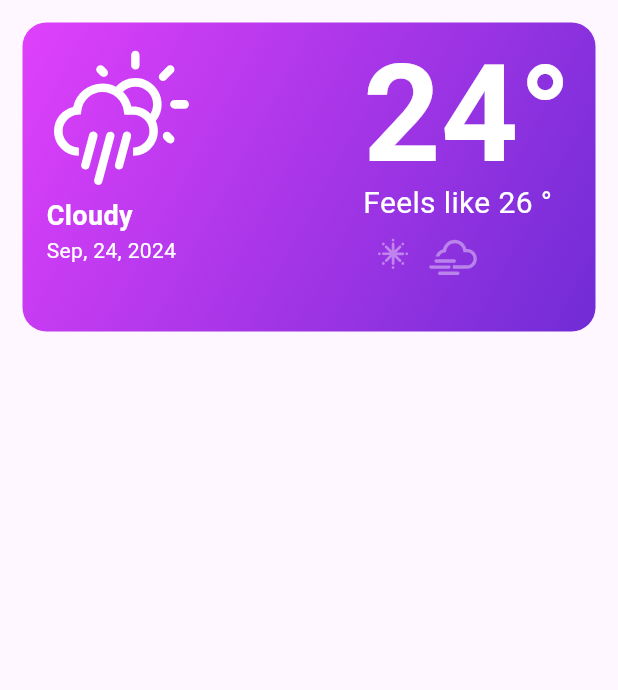
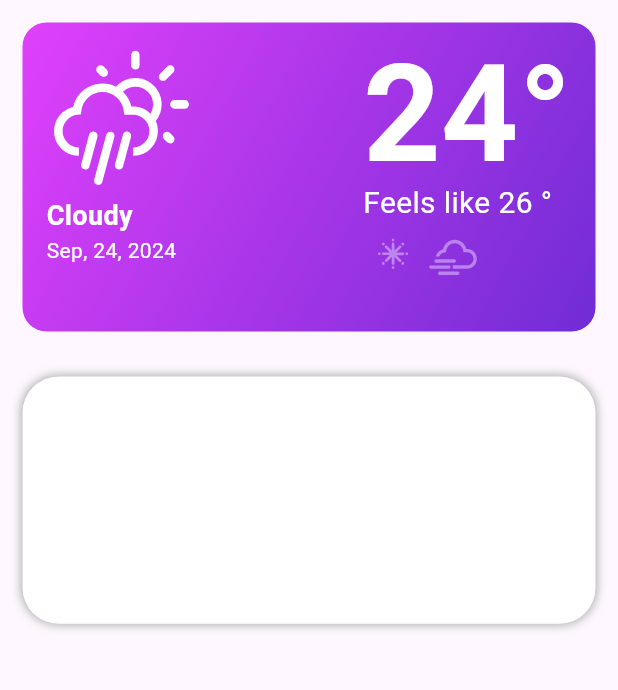
Before and after one commit to Ali-ma12/Weather-app, a Flutter app: the screen it shows after launch, on a phone screen of 412 x 824 dp, the part 84-774 px from its top. Run offline on Flutter 3.47's test engine with Material 3 defaults, Android fonts, the phone set to English and light mode, and no system bars; our stand-ins replace weather_icons.

Commit message:
aded details card, will complete it later

```diff
--- a/lib/main.dart
+++ b/lib/main.dart
@@ -1,4 +1,5 @@
 import 'package:flutter/material.dart';
+import 'package:weather_app/widgets/details.dart';
 import 'package:weather_app/widgets/forcast.dart';
 
 void main() {
@@ -16,7 +17,12 @@ class MyApp extends StatelessWidget {
           backgroundColor: Colors.purple,
           title: const Text('Weather App'),
         ),
-        body: const Column(children: [ForcastCard()],),
+        body: const Column(
+          children: [
+            ForcastCard(),
+            Details(),
+          ],
+        ),
       ),
     );
   }
--- /dev/null
+++ b/lib/widgets/details.dart
@@ -0,0 +1,25 @@
+import 'package:flutter/material.dart';
+
+class Details extends StatelessWidget {
+  const Details({super.key});
+
+  @override
+  Widget build(BuildContext context) {
+    return Container(
+      margin: const EdgeInsets.all(15),
+      padding: const EdgeInsets.all(16),
+      width: double.infinity,
+      height: MediaQuery.of(context).size.height * 0.2,
+      decoration: BoxDecoration(
+        borderRadius: BorderRadius.circular(24),
+        color: Colors.white,
+        boxShadow: const [
+          BoxShadow(
+            blurRadius: 5,
+            color: Colors.grey,
+          )
+        ],
+      ),
+    );
+  }
+}
--- a/lib/widgets/forcast.dart
+++ b/lib/widgets/forcast.dart
@@ -37,14 +37,14 @@ class ForcastCard extends StatelessWidget {
                 crossAxisAlignment: CrossAxisAlignment.start,
                 children: [
                   Text(
-                    'Cloudy',
+                    'Cloudy', // here should be the waether condition
                     style: TextStyle(
                         color: Colors.white,
                         fontWeight: FontWeight.bold,
                         fontSize: 18),
                   ),
                   Text(
-                    'Sep, 24, 2024',
+                    'Sep, 24, 2024', // here should be the date
                     style: TextStyle(color: Colors.white),
                   ),
                 ],
@@ -55,7 +55,7 @@ class ForcastCard extends StatelessWidget {
             crossAxisAlignment: CrossAxisAlignment.start,
             children: [
               Text(
-                '24°',
+                '24°', // the temperature
                 style: TextStyle(
                     fontSize: 90,
                     color: Colors.white,
@@ -63,7 +63,7 @@ class ForcastCard extends StatelessWidget {
                     height: 1),
               ),
               Text(
-                'Feels like 26 °',
+                'Feels like 26 °', // how it feels like
                 style: TextStyle(
                   color: Colors.white,
                   fontSize: 20,
```
